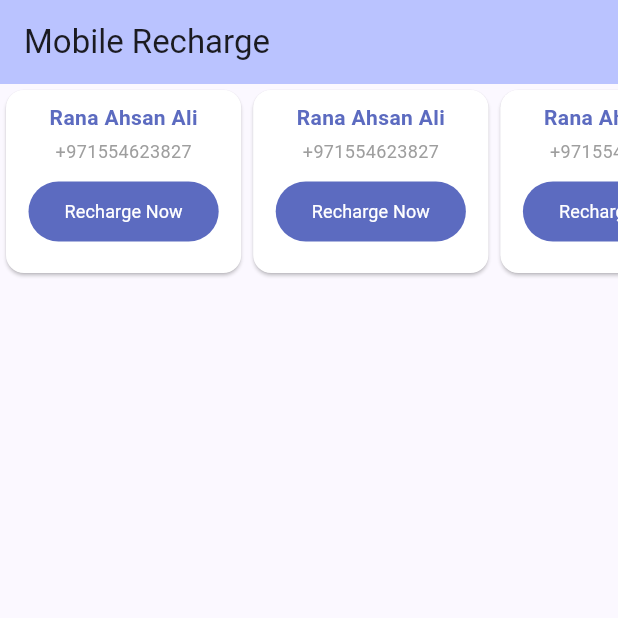
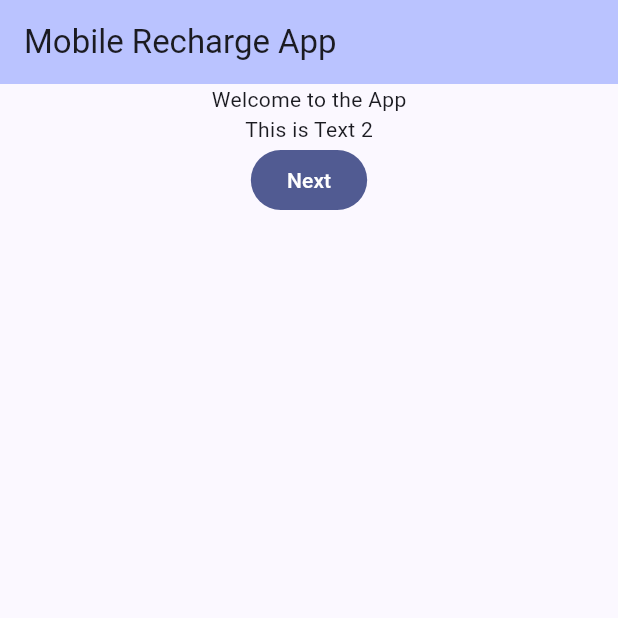
Before and after one commit to RanaAli/Flutter-Mobile-Recharge-App, a Flutter app: the screen it shows after launch, on a phone screen of 412 x 824 dp, the top half of it. Run offline on Flutter 3.47's test engine with Material 3 defaults, Android fonts, the phone set to English and light mode, and no system bars; drawn by our look-alikes of carousel_slider.

Commit message:
Create splash screen and navigate to Beneficiary screen

```diff
--- a/lib/main.dart
+++ b/lib/main.dart
@@ -1,6 +1,6 @@
-import 'package:carousel_slider/carousel_slider.dart';
 import 'package:flutter/material.dart';
-import 'package:mobile_recharge_app/widgets/BeneficiaryItemWidget.dart';
+import 'package:mobile_recharge_app/widgets/login_screen/login_page.dart';
+import 'package:mobile_recharge_app/widgets/mobile_recharge_screen/mobile_recharge_page.dart';
 
 void main() {
   runApp(const MyApp());
@@ -17,55 +17,55 @@ class MyApp extends StatelessWidget {
         colorScheme: ColorScheme.fromSeed(seedColor: Colors.indigo),
         useMaterial3: true,
       ),
-      home: const MyHomePage(title: 'Mobile Recharge'),
+      home: const LoginPage(title: 'Mobile Recharge App'),
     );
   }
 }
 
-class MyHomePage extends StatefulWidget {
-  const MyHomePage({super.key, required this.title});
-
-  final String title;
-
-  @override
-  State<MyHomePage> createState() => _MyHomePageState();
-}
-
-class _MyHomePageState extends State<MyHomePage> {
-  @override
-  Widget build(BuildContext context) {
-    return Scaffold(
-      appBar: AppBar(
-        backgroundColor: Theme.of(context).colorScheme.inversePrimary,
-        title: Text(widget.title),
-      ),
-      body: body(context),
-    );
-  }
-
-  CarouselSlider body(BuildContext context) {
-    return CarouselSlider(
-      options: CarouselOptions(
-        height: 130,
-        enableInfiniteScroll: false,
-        initialPage: 0,
-        enlargeCenterPage: false,
-        viewportFraction: 0.4,
-        disableCenter: true,
-        padEnds: false,
-        pageSnapping: true,
-      ),
-      items: [1, 2, 3, 4, 5, 6, 7, 8, 9, 10].map((i) {
-        return Builder(
-          builder: (BuildContext context) {
-            return Container(
-              width: MediaQuery.of(context).size.width,
-              decoration: const BoxDecoration(color: Colors.transparent),
-              child: const BeneficiaryItemWidget(),
-            );
-          },
-        );
-      }).toList(),
-    );
-  }
-}
+// class MyHomePage extends StatefulWidget {
+//   const MyHomePage({super.key, required this.title});
+//
+//   final String title;
+//
+//   @override
+//   State<MyHomePage> createState() => _MyHomePageState();
+// }
+//
+// class _MyHomePageState extends State<MyHomePage> {
+//   @override
+//   Widget build(BuildContext context) {
+//     return Scaffold(
+//       appBar: AppBar(
+//         backgroundColor: Theme.of(context).colorScheme.inversePrimary,
+//         title: Text(widget.title),
+//       ),
+//       body: body(context),
+//     );
+//   }
+//
+//   CarouselSlider body(BuildContext context) {
+//     return CarouselSlider(
+//       options: CarouselOptions(
+//         height: 130,
+//         enableInfiniteScroll: false,
+//         initialPage: 0,
+//         enlargeCenterPage: false,
+//         viewportFraction: 0.4,
+//         disableCenter: true,
+//         padEnds: false,
+//         pageSnapping: true,
+//       ),
+//       items: [1, 2, 3, 4, 5, 6, 7, 8, 9, 10].map((i) {
+//         return Builder(
+//           builder: (BuildContext context) {
+//             return Container(
+//               width: MediaQuery.of(context).size.width,
+//               decoration: const BoxDecoration(color: Colors.transparent),
+//               child: const BeneficiaryItemWidget(),
+//             );
+//           },
+//         );
+//       }).toList(),
+//     );
+//   }
+// }
--- /dev/null
+++ b/lib/widgets/login_screen/login_page.dart
@@ -0,0 +1,48 @@
+import 'package:flutter/material.dart';
+import 'package:mobile_recharge_app/widgets/mobile_recharge_screen/mobile_recharge_page.dart';
+
+class LoginPage extends StatefulWidget {
+  const LoginPage({super.key, required this.title});
+
+  final String title;
+
+  @override
+  State<StatefulWidget> createState() => _LoginPage();
+}
+
+class _LoginPage extends State<LoginPage> {
+  @override
+  Widget build(BuildContext context) {
+    return Scaffold(
+      appBar: AppBar(
+        backgroundColor: Theme.of(context).colorScheme.inversePrimary,
+        title: Text(widget.title),
+      ),
+      body: body(context),
+    );
+  }
+
+  Column body(BuildContext context) {
+    return Column(
+      mainAxisSize: MainAxisSize.max,
+      children: [
+        Center(
+          child: Column(
+            children: [
+              Text("Welcome to the App"),
+              Text("This is Text 2"),
+              FilledButton(
+                onPressed: () {
+                  Navigator.of(context).push(MaterialPageRoute(
+                      builder: (context) =>
+                          MobileRechargePage(title: "Select Beneficiary")));
+                },
+                child: Text("Next"),
+              )
+            ],
+          ),
+        ),
+      ],
+    );
+  }
+}
```
Also changed, not shown: lib/widgets/mobile_recharge_screen/mobile_recharge_page.dart (added, +51 -0 lines), lib/widgets/mobile_recharge_screen/widgets/beneficiary_item_widget.dart (renamed from lib/widgets/BeneficiaryItemWidget.dart).
